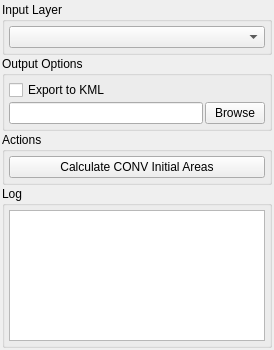
Before: the Qt Designer form Q_Pansopy/ui/conv/qpansopy_conv_initial_dockwidget.ui in FLYGHT7/qpansopy, drawn with Qt 5.
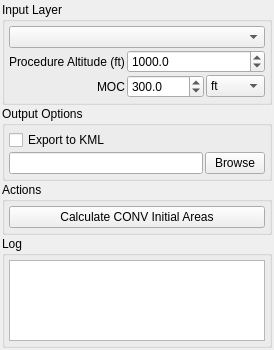
After: the same form once the commit is applied. Custom widgets are drawn as their Qt base class.

Commit message: Enhance CONV Initial Approach and KML Export Functionality

What changed in the file:
```diff
--- a/Q_Pansopy/ui/conv/qpansopy_conv_initial_dockwidget.ui
+++ b/Q_Pansopy/ui/conv/qpansopy_conv_initial_dockwidget.ui
@@ -50,6 +50,71 @@
          </property>
         </widget>
        </item>
+             <item>
+                <layout class="QFormLayout" name="formLayoutParams">
+                 <property name="labelAlignment">
+                    <set>Qt::AlignRight|Qt::AlignVCenter</set>
+                 </property>
+                 <item row="0" column="0">
+                    <widget class="QLabel" name="labelProcAlt">
+                     <property name="text">
+                        <string>Procedure Altitude (ft)</string>
+                     </property>
+                    </widget>
+                 </item>
+                 <item row="0" column="1">
+                    <widget class="QDoubleSpinBox" name="procAltSpinBox">
+                     <property name="maximum">
+                        <double>100000.000000000000000</double>
+                     </property>
+                     <property name="decimals">
+                        <number>1</number>
+                     </property>
+                     <property name="value">
+                        <double>1000.000000000000000</double>
+                     </property>
+                    </widget>
+                 </item>
+                 <item row="1" column="0">
+                    <widget class="QLabel" name="labelMoc">
+                     <property name="text">
+                        <string>MOC</string>
+                     </property>
+                    </widget>
+                 </item>
+                 <item row="1" column="1">
+                    <layout class="QHBoxLayout" name="mocLayout">
+                     <item>
+                        <widget class="QDoubleSpinBox" name="mocSpinBox">
+                         <property name="maximum">
+                            <double>100000.000000000000000</double>
+                         </property>
+                         <property name="decimals">
+                            <number>1</number>
+                         </property>
+                         <property name="value">
+                            <double>300.000000000000000</double>
+                         </property>
+                        </widget>
+                     </item>
+                     <item>
+                        <widget class="QComboBox" name="mocUnitComboBox">
+                         <item>
+                            <property name="text">
+                             <string>ft</string>
+                            </property>
+                         </item>
+                         <item>
+                            <property name="text">
+                             <string>m</string>
+                            </property>
+                         </item>
+                        </widget>
+                     </item>
+                    </layout>
+                 </item>
+                </layout>
+             </item>
       </layout>
      </widget>
     </item>
```
The commit also changes 17 other files.
